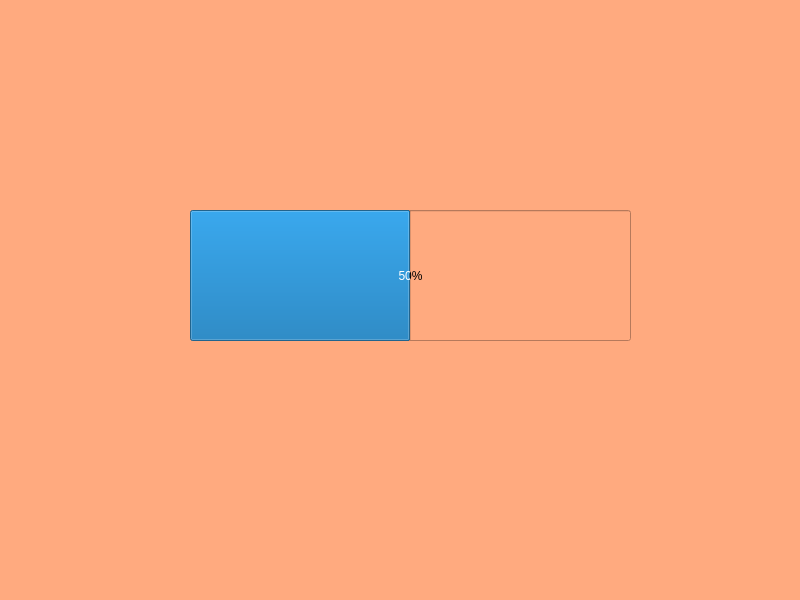
This is win4.ui in EnderAgentX/Coffee as Qt 5 draws it before an edit. The edited form follows.
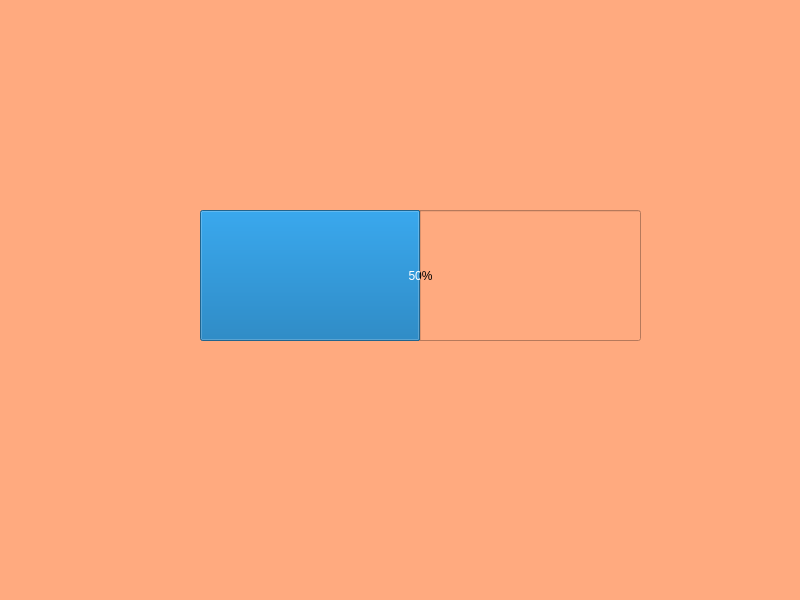
This is the edited form.

```diff
--- a/win4.ui
+++ b/win4.ui
@@ -19,7 +19,7 @@
   <widget class="QProgressBar" name="progressBar">
    <property name="geometry">
     <rect>
-     <x>190</x>
+     <x>200</x>
      <y>210</y>
      <width>441</width>
      <height>131</height>
```
Left out of the diff: 2 changed lines with no effect on the pictures.
